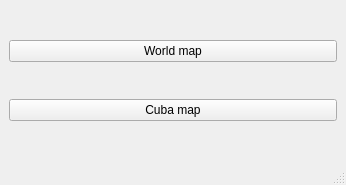
The window that UI/simulation_widget.ui (mario462/migrations-simulator) describes before a commit, drawn with Qt 5.
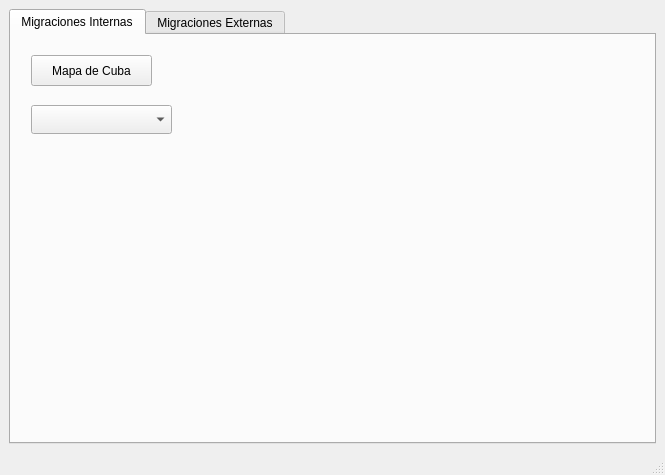
The same window after the commit.

```diff
--- a/UI/simulation_widget.ui
+++ b/UI/simulation_widget.ui
@@ -6,8 +6,8 @@
    <rect>
     <x>0</x>
     <y>0</y>
-    <width>346</width>
-    <height>185</height>
+    <width>665</width>
+    <height>475</height>
    </rect>
   </property>
   <property name="windowTitle">
@@ -16,17 +16,56 @@
   <widget class="QWidget" name="centralwidget">
    <layout class="QVBoxLayout" name="verticalLayout">
     <item>
-     <widget class="QPushButton" name="worldMapBtn">
-      <property name="text">
-       <string>World map</string>
+     <widget class="QTabWidget" name="tabWidget">
+      <property name="currentIndex">
+       <number>0</number>
       </property>
-     </widget>
-    </item>
-    <item>
-     <widget class="QPushButton" name="cubaMapBtn">
-      <property name="text">
-       <string>Cuba map</string>
-      </property>
+      <widget class="QWidget" name="tab">
+       <attribute name="title">
+        <string>Migraciones Internas</string>
+       </attribute>
+       <widget class="QPushButton" name="cubaMapBtn">
+        <property name="geometry">
+         <rect>
+          <x>20</x>
+          <y>20</y>
+          <width>121</width>
+          <height>31</height>
+         </rect>
+        </property>
+        <property name="text">
+         <string>Mapa de Cuba</string>
+        </property>
+       </widget>
+       <widget class="QComboBox" name="comboBoxProv">
+        <property name="geometry">
+         <rect>
+          <x>20</x>
+          <y>70</y>
+          <width>141</width>
+          <height>29</height>
+         </rect>
+        </property>
+       </widget>
+      </widget>
+      <widget class="QWidget" name="tab_2">
+       <attribute name="title">
+        <string>Migraciones Externas</string>
+       </attribute>
+       <widget class="QPushButton" name="worldMapBtn">
+        <property name="geometry">
+         <rect>
+          <x>20</x>
+          <y>20</y>
+          <width>121</width>
+          <height>31</height>
+         </rect>
+        </property>
+        <property name="text">
+         <string>Mapa del Mundo</string>
+        </property>
+       </widget>
+      </widget>
      </widget>
     </item>
    </layout>
```
Left out of the diff: 2 changed lines with no effect on the pictures.
